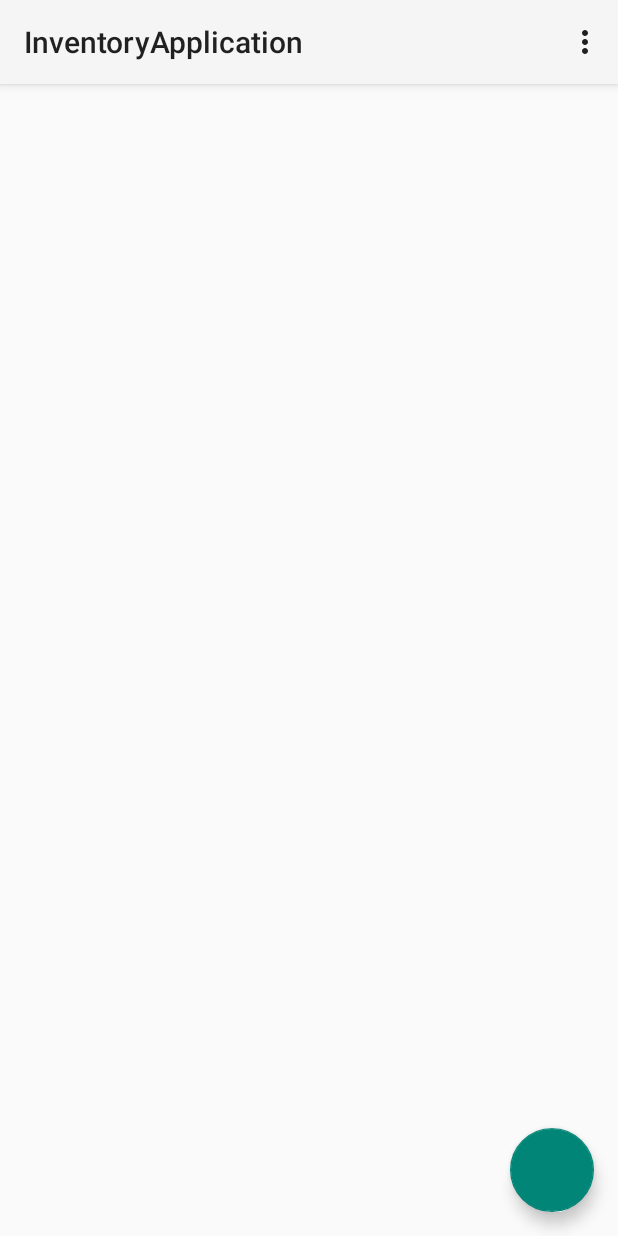
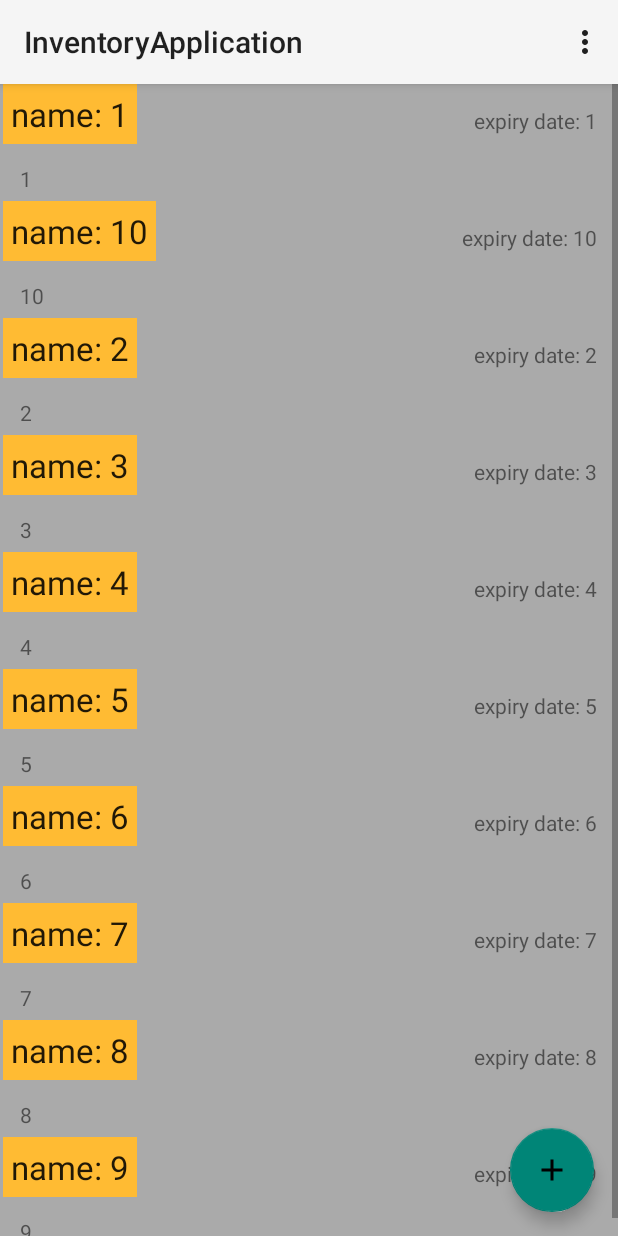
Before and after one commit to jyothri/Inventory, an Android app: the screen it shows after launch (MainActivity), in the options menu, after a tap on "Populate dummy values", on a phone screen of 412 x 824 dp. Run offline under Robolectric (Android 15) with nearby library versions, the phone set to English and light mode, and no system bars; our stand-ins replace Room's generated code.

Commit message:
Use Room database components.

```diff
--- a/app/src/main/java/com/jkurapati/android/inventoryapplication/Item.java
+++ b/app/src/main/java/com/jkurapati/android/inventoryapplication/Item.java
@@ -1,12 +1,49 @@
 package com.jkurapati.android.inventoryapplication;
+
+import android.provider.BaseColumns;
+
+import androidx.room.ColumnInfo;
+import androidx.room.Entity;
+import androidx.room.PrimaryKey;
 
 import java.util.Objects;
 
+@Entity(tableName = Item.TABLE_NAME)
 public class Item {
-    private int id;
+
+    /**
+     * The name of the Cheese table.
+     */
+    public static final String TABLE_NAME = "item_table";
+
+    /**
+     * The name of the ID column.
+     */
+    public static final String COLUMN_ID = BaseColumns._ID;
+
+    /**
+     * The name of the name column.
+     */
+    public static final String COLUMN_NAME = "name";
+
+    public static final String COLUMN_QUANTITY = "quantity";
+    public static final String COLUMN_EXPIRATION_DATE = "expirationDate";
+    public static final String COLUMN_PURCHASE_DATE = "purchaseDate";
+
+    @PrimaryKey(autoGenerate = true)
+    @ColumnInfo(index = true, name = COLUMN_ID)
+    private long id;
+
+    @ColumnInfo(name = COLUMN_NAME)
     private String name;
+
+    @ColumnInfo(name = COLUMN_QUANTITY)
     private int quantity;
+
+    @ColumnInfo(name = COLUMN_EXPIRATION_DATE)
     private String expirationDate;
+
+    @ColumnInfo(name = COLUMN_PURCHASE_DATE)
     private String purchaseDate;
 
     public Item(String name, int quantity, String expirationDate, String purchaseDate) {
@@ -36,11 +73,11 @@ public class Item {
         return Objects.hash(id, name, quantity, expirationDate);
     }
 
-    public int getId() {
+    public long getId() {
         return id;
     }
 
-    public void setId(int id) {
+    public void setId(long id) {
         this.id = id;
     }
 
--- a/app/src/main/java/com/jkurapati/android/inventoryapplication/MainActivity.java
+++ b/app/src/main/java/com/jkurapati/android/inventoryapplication/MainActivity.java
@@ -1,33 +1,30 @@
 package com.jkurapati.android.inventoryapplication;
 
-import android.content.ContentValues;
 import android.content.Intent;
-import android.database.Cursor;
 import android.os.Bundle;
 import android.util.Log;
 import android.view.Menu;
 import android.view.MenuItem;
 import android.view.View;
-import android.widget.TextView;
 import android.widget.Toast;
 
 import androidx.appcompat.app.AppCompatActivity;
 import androidx.appcompat.widget.Toolbar;
+import androidx.lifecycle.ViewModelProvider;
 import androidx.recyclerview.widget.LinearLayoutManager;
 import androidx.recyclerview.widget.RecyclerView;
 
 import com.google.android.material.floatingactionbutton.FloatingActionButton;
-import com.jkurapati.android.inventoryapplication.db.ItemContract;
+import com.jkurapati.android.inventoryapplication.db.dao.ItemRepository;
 import com.jkurapati.android.inventoryapplication.helper.ItemsAdapter;
-
-import java.util.ArrayList;
-import java.util.List;
-import java.util.Locale;
+import com.jkurapati.android.inventoryapplication.model.ItemViewModel;
 
 public class MainActivity extends AppCompatActivity {
 
     private static final String TAG = MainActivity.class.getSimpleName();
     private RecyclerView recyclerView;
+    private ItemViewModel itemViewModel;
+    private ItemRepository itemRepository;
 
     @Override
     protected void onCreate(Bundle savedInstanceState) {
@@ -36,13 +33,12 @@ public class MainActivity extends AppCompatActivity {
         Toolbar myToolbar = findViewById(R.id.my_toolbar);
         setSupportActionBar(myToolbar);
 
+        itemRepository = new ItemRepository(getApplication());
+
         FloatingActionButton fab = findViewById(R.id.fab);
-        fab.setOnClickListener(new View.OnClickListener() {
-            @Override
-            public void onClick(View view) {
-                Intent intent = new Intent(MainActivity.this, ItemEditorActivity.class);
-                startActivity(intent);
-            }
+        fab.setOnClickListener(view -> {
+            Intent intent = new Intent(MainActivity.this, ItemEditorActivity.class);
+            startActivity(intent);
         });
         setupRecyclerView();
 
@@ -69,64 +65,40 @@ public class MainActivity extends AppCompatActivity {
                 // If we got here, the user's action was not recognized.
                 // Invoke the superclass to handle it.
                 return super.onOptionsItemSelected(item);
-
         }
     }
 
     private void setupRecyclerView() {
-        List<Item> items = getItemsFromProvider();
         recyclerView = findViewById(R.id.items_recycler_view);
-        if (items.isEmpty()) {
-            recyclerView.setVisibility(View.GONE);
-            TextView emptyView = findViewById(R.id.empty_view);
-            emptyView.setVisibility(View.VISIBLE);
-        } else {
-            // use a linear layout manager
-            RecyclerView.LayoutManager layoutManager = new LinearLayoutManager(this);
-            recyclerView.setLayoutManager(layoutManager);
-            RecyclerView.Adapter itemsAdapter = new ItemsAdapter(items);
-            recyclerView.setAdapter(itemsAdapter);
-        }
-    }
+        // use a linear layout manager
+        final ItemsAdapter itemsAdapter = new ItemsAdapter(this);
+        recyclerView.setAdapter(itemsAdapter);
+        recyclerView.setLayoutManager(new LinearLayoutManager(this));
 
-    private List<Item> getItemsFromProvider() {
-        List<Item> items = new ArrayList<>();
-        Cursor cursor = getContentResolver().query(ItemContract.ItemEntry.CONTENT_URI, null, null, null);
-        try {
-            final int nameIdx = cursor.getColumnIndex(ItemContract.ItemEntry.COLUMN_NAME_NAME);
-            final int quantityIdx = cursor.getColumnIndex(ItemContract.ItemEntry.COLUMN_NAME_QUANTITY);
-            final int PurchaseDateIdx = cursor.getColumnIndex(ItemContract.ItemEntry.COLUMN_NAME_PURCHASE_DATE);
-            final int ExpirationDateIdx = cursor.getColumnIndex(ItemContract.ItemEntry.COLUMN_NAME_EXPIRATION_DATE);
-            while (cursor.moveToNext()) {
-                final Item item = new Item(cursor.getString(nameIdx),
-                        cursor.getInt(quantityIdx),
-                        cursor.getString(PurchaseDateIdx),
-                        cursor.getString(ExpirationDateIdx
-                        ));
-                item.setId(cursor.getInt(cursor.getColumnIndex(ItemContract.ItemEntry._ID)));
-                items.add(item);
+        itemViewModel = new ViewModelProvider(this).get(ItemViewModel.class);
+        // Update the cached copy of the words in the adapter.
+        itemViewModel.getItems().observe(this, (items) -> {
+            if (items.isEmpty()) {
+                recyclerView.setVisibility(View.GONE);
+                findViewById(R.id.empty_view).setVisibility(View.VISIBLE);
+            } else {
+                recyclerView.setVisibility(View.VISIBLE);
+                findViewById(R.id.empty_view).setVisibility(View.GONE);
             }
-        } finally {
-            cursor.close();
-        }
-        return items;
+            itemsAdapter.setItems(items);
+        });
     }
 
     private void populateDatabase() {
         for (int i = 1; i < 11; i++) {
-            ContentValues values = new ContentValues();
             Item item = new Item("name: " + i, i, "expiry date: " + i, "purchase date: " + i);
-            values.put(ItemContract.ItemEntry.COLUMN_NAME_NAME, item.getName());
-            values.put(ItemContract.ItemEntry.COLUMN_NAME_QUANTITY, item.getQuantity());
-            values.put(ItemContract.ItemEntry.COLUMN_NAME_PURCHASE_DATE, item.getPurchaseDate());
-            values.put(ItemContract.ItemEntry.COLUMN_NAME_EXPIRATION_DATE, item.getExpirationDate());
-            getContentResolver().insert(ItemContract.ItemEntry.CONTENT_URI, values);
+            itemRepository.insert(item);
         }
         Toast.makeText(this, "dummy items populated", Toast.LENGTH_LONG).show();
     }
 
     private void deleteAllItems() {
-        int rowsDeleted = getContentResolver().delete(ItemContract.ItemEntry.CONTENT_URI, null, null);
-        Toast.makeText(this, String.format(Locale.getDefault(), "items deleted: %d", rowsDeleted), Toast.LENGTH_LONG).show();
+        itemRepository.deleteAll();
+        Toast.makeText(this, "items deleted", Toast.LENGTH_LONG).show();
     }
 }
--- /dev/null
+++ b/app/src/main/java/com/jkurapati/android/inventoryapplication/db/dao/ItemDao.java
@@ -0,0 +1,35 @@
+package com.jkurapati.android.inventoryapplication.db.dao;
+
+import androidx.lifecycle.LiveData;
+import androidx.room.Dao;
+import androidx.room.Insert;
+import androidx.room.Query;
+import androidx.room.Update;
+
+import com.jkurapati.android.inventoryapplication.Item;
+
+import java.util.List;
+
+@Dao
+public interface ItemDao {
+    @Insert
+    void insert(Item item);
+
+    @Update
+    void updateItems(Item... items);
+
+    @Query("DELETE FROM " + Item.TABLE_NAME)
+    void deleteAll();
+
+    @Query("SELECT * from " + Item.TABLE_NAME + " ORDER BY " + Item.COLUMN_EXPIRATION_DATE + " ASC")
+    LiveData<List<Item>> getItems();
+
+    /**
+     * Select an item by the ID.
+     *
+     * @param id The row ID.
+     */
+    @Query("SELECT * FROM " + Item.TABLE_NAME + " WHERE " + Item.COLUMN_ID + " = :id")
+    Item selectById(long id);
+
+}
--- /dev/null
+++ b/app/src/main/java/com/jkurapati/android/inventoryapplication/db/dao/ItemRepository.java
@@ -0,0 +1,49 @@
+package com.jkurapati.android.inventoryapplication.db.dao;
+
+import android.app.Application;
+
+import androidx.lifecycle.LiveData;
+import androidx.lifecycle.MutableLiveData;
+
+import com.jkurapati.android.inventoryapplication.Item;
+
+import java.util.List;
+
+public class ItemRepository {
+    private ItemDao itemDao;
+    private LiveData<List<Item>> mAllItems;
+
+    // Note that in order to unit test the WordRepository, you have to remove the Application
+    // dependency. This adds complexity and much more code, and this sample is not about testing.
+    // See the BasicSample in the android-architecture-components repository at
+    // https://github.com/googlesamples
+    public ItemRepository(Application application) {
+        ItemRoomDatabase db = ItemRoomDatabase.getDatabase(application);
+        itemDao = db.itemDao();
+        mAllItems = itemDao.getItems();
+    }
+
+    // Room executes all queries on a separate thread.
+    // Observed LiveData will notify the observer when the data has changed.
+    public LiveData<List<Item>> getAllItems() {
+        return mAllItems;
+    }
+
+    public LiveData<Item> getItemById(long id) {
+        MutableLiveData<Item> itemLiveData = new MutableLiveData<>();
+        ItemRoomDatabase.databaseWriteExecutor.execute(() -> itemLiveData.postValue(itemDao.selectById(id)));
+        return itemLiveData;
+    }
+
+    public void insert(Item item) {
+        ItemRoomDatabase.databaseWriteExecutor.execute(() -> itemDao.insert(item));
+    }
+
+    public void updateItem(Item item) {
+        ItemRoomDatabase.databaseWriteExecutor.execute(() -> itemDao.updateItems(item));
+    }
+
+    public void deleteAll() {
+        ItemRoomDatabase.databaseWriteExecutor.execute(() -> itemDao.deleteAll());
+    }
+}
--- /dev/null
+++ b/app/src/main/java/com/jkurapati/android/inventoryapplication/db/dao/ItemRoomDatabase.java
@@ -0,0 +1,36 @@
+package com.jkurapati.android.inventoryapplication.db.dao;
+
+import android.content.Context;
+
+import androidx.room.Database;
+import androidx.room.Room;
+import androidx.room.RoomDatabase;
+
+import com.jkurapati.android.inventoryapplication.Item;
+
+import java.util.concurrent.ExecutorService;
+import java.util.concurrent.Executors;
+
+@Database(entities = {Item.class}, version = 1, exportSchema = false)
+public abstract class ItemRoomDatabase extends RoomDatabase {
+
+    private static final int NUMBER_OF_THREADS = 4;
+    static final ExecutorService databaseWriteExecutor =
+            Executors.newFixedThreadPool(NUMBER_OF_THREADS);
+    private static volatile ItemRoomDatabase INSTANCE;
+
+    static ItemRoomDatabase getDatabase(final Context context) {
+        if (INSTANCE == null) {
+            synchronized (ItemRoomDatabase.class) {
+                if (INSTANCE == null) {
+                    INSTANCE = Room.databaseBuilder(context.getApplicationContext(),
+                            ItemRoomDatabase.class, "item_database")
+                            .build();
+                }
+            }
+        }
+        return INSTANCE;
+    }
+
+    public abstract ItemDao itemDao();
+}
--- a/app/src/main/java/com/jkurapati/android/inventoryapplication/helper/ItemsAdapter.java
+++ b/app/src/main/java/com/jkurapati/android/inventoryapplication/helper/ItemsAdapter.java
@@ -1,6 +1,7 @@
 package com.jkurapati.android.inventoryapplication.helper;
 
 import android.content.ContentUris;
+import android.content.Context;
 import android.content.Intent;
 import android.net.Uri;
 import android.view.LayoutInflater;
@@ -21,18 +22,24 @@ import java.util.Locale;
 
 public class ItemsAdapter extends RecyclerView.Adapter<ItemsAdapter.ItemViewHolder> {
 
-    private final List<Item> itemsList;
+    private final LayoutInflater mInflater;
+    private List<Item> itemsList;
 
-    public ItemsAdapter(List<Item> itemsList) {
-        this.itemsList = itemsList;
+    public ItemsAdapter(Context context) {
+        mInflater = LayoutInflater.from(context);
         setHasStableIds(true);
+    }
+
+    public void setItems(List<Item> items) {
+        itemsList = items;
+        notifyDataSetChanged();
     }
 
     @NonNull
     @Override
     public ItemViewHolder onCreateViewHolder(@NonNull ViewGroup parent, int viewType) {
-        View layout = LayoutInflater.from(parent.getContext()).inflate(R.layout.list_item_view, parent, false);
-        return new ItemViewHolder(layout);
+        View itemView = mInflater.inflate(R.layout.list_item_view, parent, false);
+        return new ItemViewHolder(itemView);
     }
 
     @Override
@@ -42,33 +49,32 @@ public class ItemsAdapter extends RecyclerView.Adapter<ItemsAdapter.ItemViewHold
 
     @Override
     public void onBindViewHolder(@NonNull ItemViewHolder holder, int position) {
-        Item item = itemsList.get(position);
-        View layout = holder.view;
-        TextView itemName = layout.findViewById(R.id.list_item_name);
-        itemName.setText(item.getName());
-
-        TextView itemQuantity = layout.findViewById(R.id.list_item_quantity);
-        itemQuantity.setText(String.format(Locale.US, "%d", item.getQuantity()));
-
-        TextView itemExpiryDate = layout.findViewById(R.id.list_item_expiry_date);
-        itemExpiryDate.setText(item.getExpirationDate());
-
+        if (itemsList != null) {
+            Item item = itemsList.get(position);
+            holder.itemNameView.setText(item.getName());
+            holder.itemQuantityView.setText(String.format(Locale.US, "%d", item.getQuantity()));
+            holder.itemExpiryView.setText(item.getExpirationDate());
+        }
     }
 
     @Override
     public int getItemCount() {
-        return itemsList.size();
+        return itemsList == null ? 0 : itemsList.size();
     }
 
     // Provide a reference to the views for each data item
     // Complex data items may need more than one view per item, and
     // you provide access to all the views for a data item in a view holder
-    static class ItemViewHolder extends RecyclerView.ViewHolder implements View.OnClickListener {
-        final View view;
+    class ItemViewHolder extends RecyclerView.ViewHolder implements View.OnClickListener {
+        final TextView itemNameView;
+        final TextView itemQuantityView;
+        final TextView itemExpiryView;
 
         ItemViewHolder(View v) {
             super(v);
-            this.view = v;
+            this.itemNameView = v.findViewById(R.id.list_item_name);
+            this.itemQuantityView = v.findViewById(R.id.list_item_quantity);
+            this.itemExpiryView = v.findViewById(R.id.list_item_expiry_date);
             v.setOnClickListener(this);
         }
 
--- /dev/null
+++ b/app/src/main/java/com/jkurapati/android/inventoryapplication/model/ItemViewModel.java
@@ -0,0 +1,31 @@
+package com.jkurapati.android.inventoryapplication.model;
+
+import android.app.Application;
+
+import androidx.annotation.NonNull;
+import androidx.lifecycle.AndroidViewModel;
+import androidx.lifecycle.LiveData;
+
+import com.jkurapati.android.inventoryapplication.Item;
+import com.jkurapati.android.inventoryapplication.db.dao.ItemRepository;
+
+import java.util.List;
+
+public class ItemViewModel extends AndroidViewModel {
+    private final ItemRepository itemRepository;
+    private LiveData<List<Item>> items;
+    private Application application;
+
+    public ItemViewModel(@NonNull Application application) {
+        super(application);
+        this.application = application;
+        itemRepository = new ItemRepository(application);
+    }
+
+    public LiveData<List<Item>> getItems() {
+        if (items == null) {
+            items = itemRepository.getAllItems();
+        }
+        return items;
+    }
+}
--- /dev/null
+++ b/app/src/main/res/drawable/ic_add_black_24dp.xml
@@ -0,0 +1,9 @@
+<vector xmlns:android="http://schemas.android.com/apk/res/android"
+    android:width="24dp"
+    android:height="24dp"
+    android:viewportWidth="24.0"
+    android:viewportHeight="24.0">
+    <path
+        android:fillColor="#FF000000"
+        android:pathData="M19,13h-6v6h-2v-6H5v-2h6V5h2v6h6v2z" />
+</vector>
--- a/app/src/main/res/layout/activity_main.xml
+++ b/app/src/main/res/layout/activity_main.xml
@@ -19,6 +19,19 @@
         app:layout_constraintTop_toTopOf="parent"
         app:popupTheme="@style/ThemeOverlay.AppCompat.Light" />
 
+    <!-- A RecyclerView with some commonly used attributes -->
+    <androidx.recyclerview.widget.RecyclerView
+        android:id="@+id/items_recycler_view"
+        android:scrollbars="vertical"
+        android:layout_width="0dp"
+        android:layout_height="0dp"
+        android:background="@android:color/darker_gray"
+        tools:listitem="@layout/list_item_view"
+        app:layout_constraintBottom_toBottomOf="parent"
+        app:layout_constraintLeft_toLeftOf="parent"
+        app:layout_constraintRight_toRightOf="parent"
+        app:layout_constraintTop_toBottomOf="@id/my_toolbar" />
+
     <com.google.android.material.floatingactionbutton.FloatingActionButton
         android:id="@+id/fab"
         android:layout_width="wrap_content"
@@ -26,15 +39,9 @@
         android:layout_gravity="end|bottom"
         android:layout_margin="16dp"
         android:contentDescription="@string/submit"
+        android:src="@drawable/ic_add_black_24dp"
         app:layout_constraintBottom_toBottomOf="parent"
         app:layout_constraintEnd_toEndOf="parent" />
-
-    <!-- A RecyclerView with some commonly used attributes -->
-    <androidx.recyclerview.widget.RecyclerView
-        android:id="@+id/items_recycler_view"
-        android:scrollbars="vertical"
-        android:layout_width="match_parent"
-        android:layout_height="match_parent" />
 
     <TextView
         android:id="@+id/empty_view"
--- a/app/src/main/res/layout/list_item_view.xml
+++ b/app/src/main/res/layout/list_item_view.xml
@@ -10,6 +10,7 @@
         android:layout_height="wrap_content"
         android:layout_marginStart="2dp"
         android:padding="5dp"
+        style="@style/item_title"
         app:layout_constraintStart_toStartOf="parent"
         app:layout_constraintBottom_toTopOf="@+id/list_item_quantity"
         app:layout_constraintTop_toTopOf="parent" />
--- a/app/src/main/res/values/styles.xml
+++ b/app/src/main/res/values/styles.xml
@@ -8,4 +8,14 @@
         <item name="colorAccent">@color/colorAccent</item>
     </style>
 
+    <!-- The default font for RecyclerView items is too small.
+    The margin is a simple delimiter between the words. -->
+    <style name="item_title">
+        <item name="android:layout_width">match_parent</item>
+        <item name="android:layout_marginBottom">8dp</item>
+        <item name="android:paddingLeft">8dp</item>
+        <item name="android:background">@android:color/holo_orange_light</item>
+        <item name="android:textAppearance">@android:style/TextAppearance.Large</item>
+    </style>
+
 </resources>
```
Also changed, not shown: app/build.gradle (+17 -1 lines), app/src/main/java/com/jkurapati/android/inventoryapplication/ItemEditorActivity.java (+40 -39 lines), build.gradle (+7 -0 lines).
